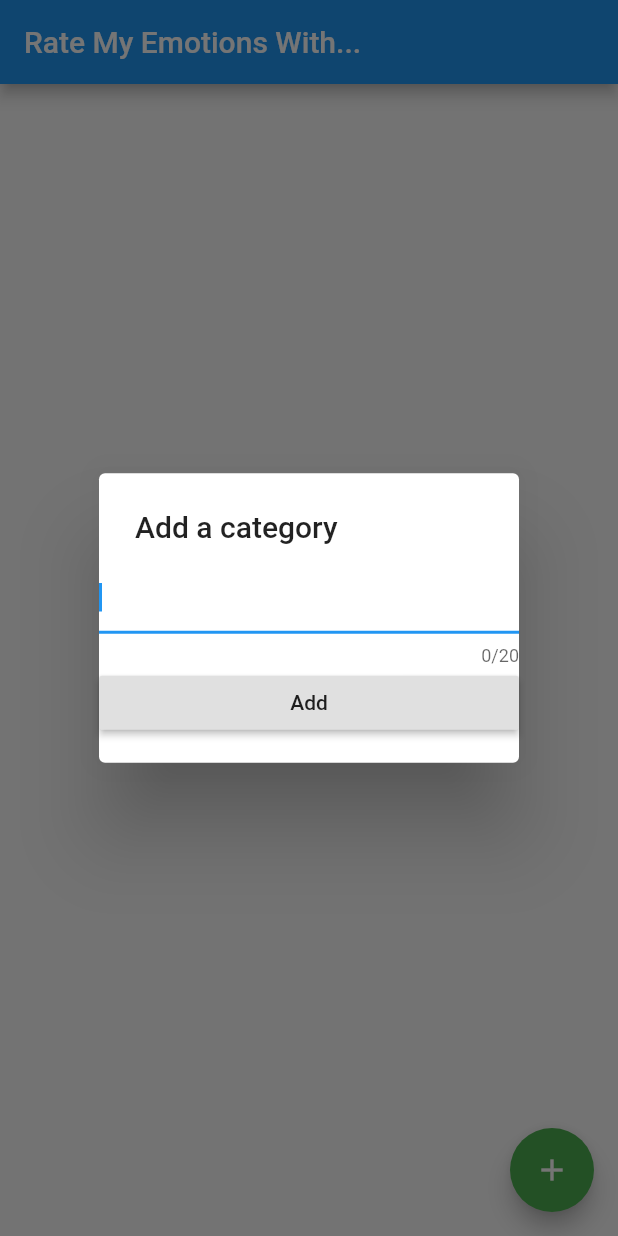
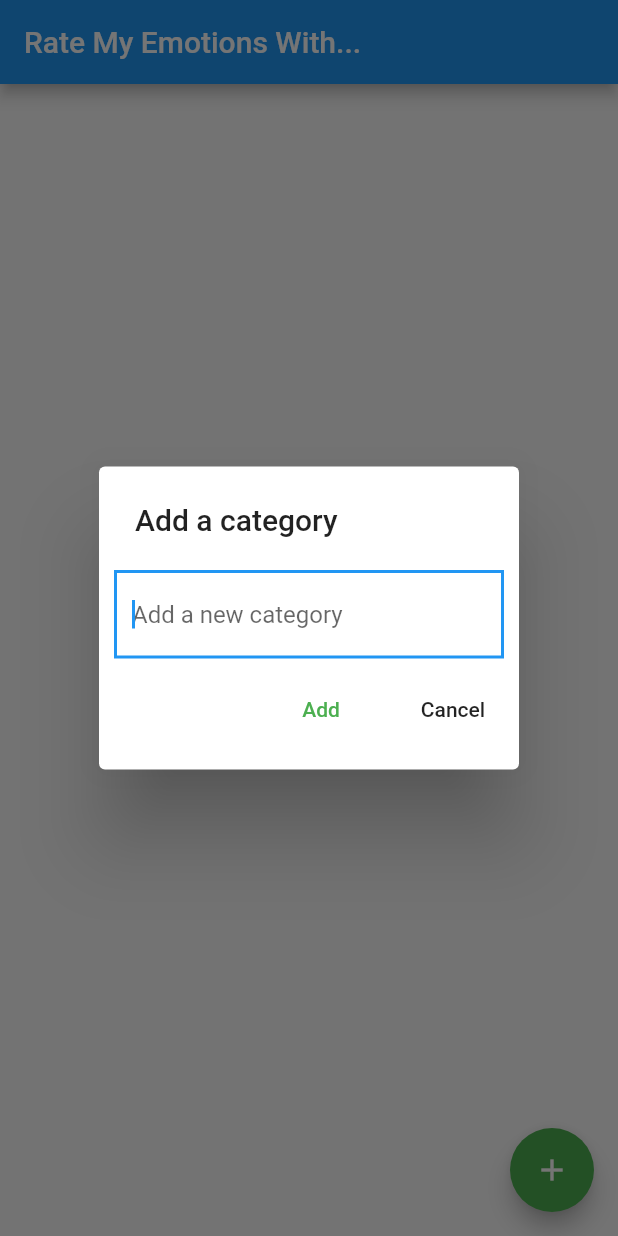
Before and after one commit to jared-nelsen/MoodMap, a Flutter app: the RateCategoriesView screen opened directly with empty values, after a tap on the "add" icon, on a phone screen of 412 x 824 dp. Run offline on Flutter 3.47's test engine with Material 2 defaults, Android fonts, the phone set to English and light mode, and no system bars; our stand-ins replace firebase_analytics, google_sign_in; accounts and stored records are empty.

Commit message:
Finished making the text input box for the categories pretty.

```diff
--- a/lib/rating/categories_rate.dart
+++ b/lib/rating/categories_rate.dart
@@ -57,19 +57,51 @@ class RateCategoriesViewState extends State<RateCategoriesView> {
       child: new SimpleDialog(
         title: new Text("Add a category"),
         children: <Widget>[
-          new TextField(
+          new Padding(
+              padding: const EdgeInsets.all(10.0),
+              child: new TextField(
+                decoration: new InputDecoration(
+                    hintText: "Add a new category",
+                    border: new OutlineInputBorder(
+                        borderRadius: const BorderRadius.all(const Radius.circular(0.0)),
+                        borderSide: new BorderSide(color: Colors.black, width: 1.0)
+                    )
+                ),
                 autofocus: true,
-            maxLength: 20,
                 maxLengthEnforced: true,
                 onChanged: (String text) {toAdd = text;},
-          ),
-          new RaisedButton(
-              child: new Text("Add"),
+              ),),
+          new Row(
+            children: <Widget>[
+              new Expanded(
+                child: new Column(
+                  crossAxisAlignment: CrossAxisAlignment.end,
+                  children: <Widget>[
+                    new FlatButton(
+                        child: new Text("Add", style: new TextStyle(color: Colors.green,),),
                         onPressed: () {
+                          if(toAdd.isNotEmpty) {
                             setState(() {
                               _emotions.add(new NavigableListItem(toAdd, _navigateToSpecifics));
                               Navigator.pop(context, null);
+                            });}
+                          }
+                    )],
+                ),
+              ),
+              new Column(
+                mainAxisAlignment: MainAxisAlignment.end,
+                children: <Widget>[
+                  new FlatButton(
+                      child: new Text("Cancel"),
+                      onPressed: () {
+                        setState(() {
+                          Navigator.pop(context, null);
                         });})
+                ],
+              )
+            ],
+          )
         ],
       )
     );
```
Lines whose indentation alone changed are shown as unchanged.
